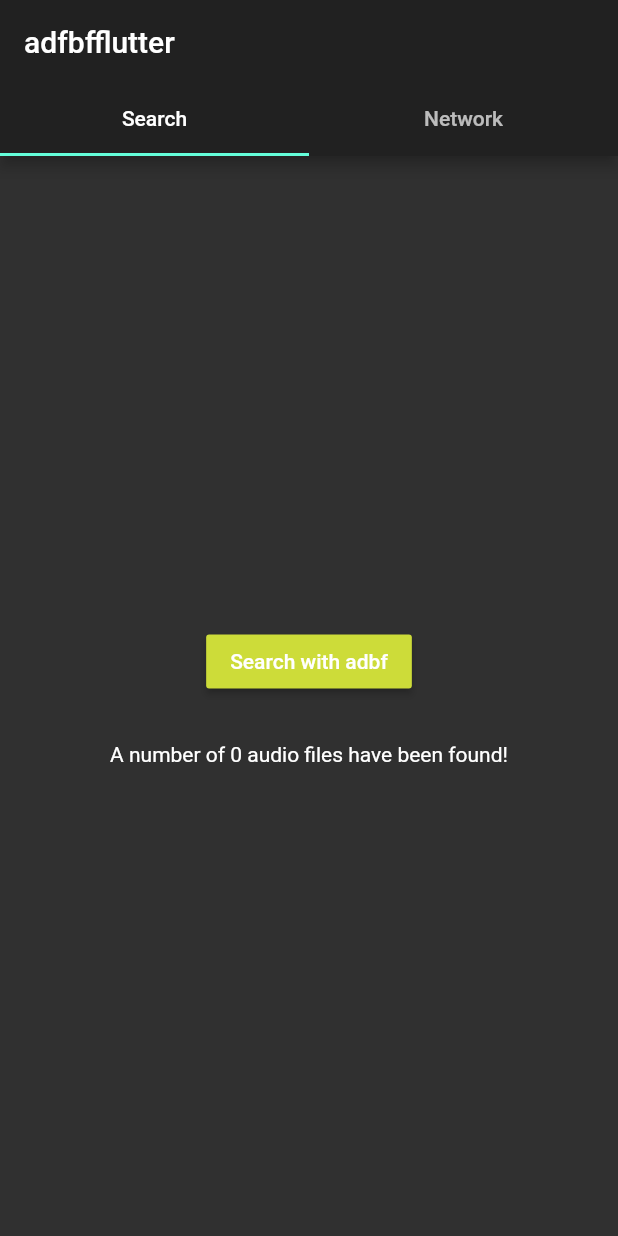
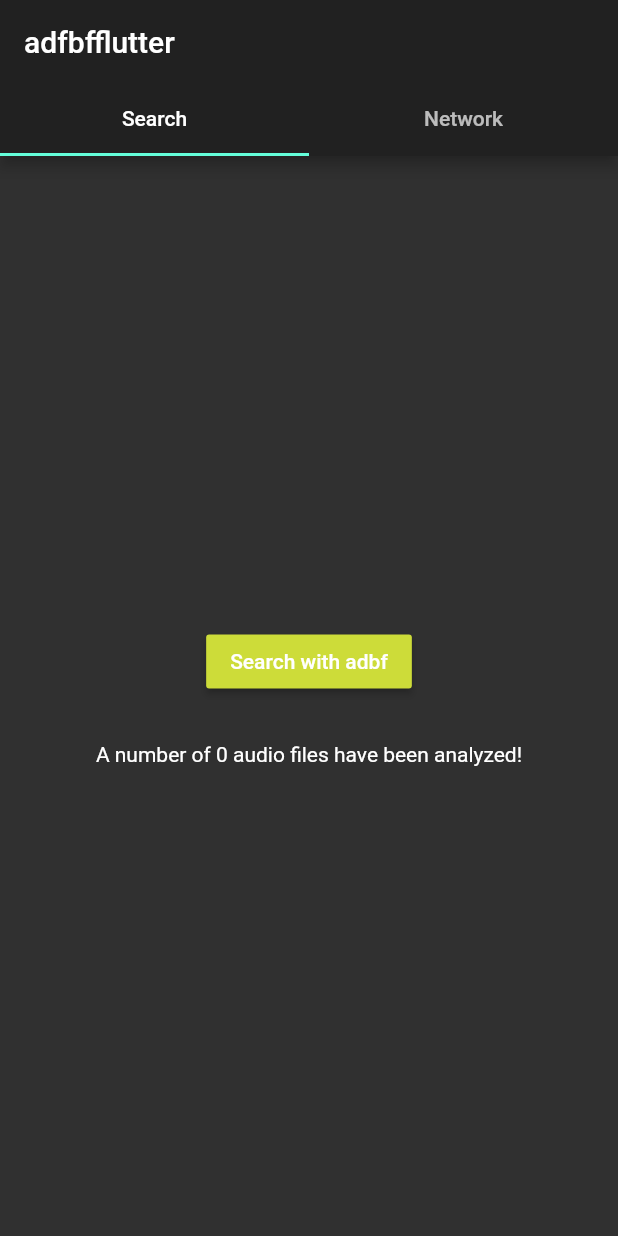
Before and after one commit to electricherd/audiobookfinder, a Flutter app: the screen it shows after launch, on a phone screen of 412 x 824 dp. Run offline on Flutter 3.47's test engine with Material 2 defaults, Android fonts, the phone set to English and light mode, and no system bars; our stand-ins replace file_picker, flutter_spinkit, isolate; missing offline and left inert: dart:ffi; project files that could hold a hidden picture were left out.

Commit message:
[app] better wording

```diff
--- a/lib/search_tab.dart
+++ b/lib/search_tab.dart
@@ -51,7 +51,7 @@ class _SearchTabState extends State<SearchTab> with AutomaticKeepAliveClientMixi
     //            ),
                 const SizedBox(height: 30),
                 Text(
-                  'A number of $_findings audio files have been found!',
+                  'A number of $_findings audio files have been analyzed!',
                 ),
             ],
         ),
```
